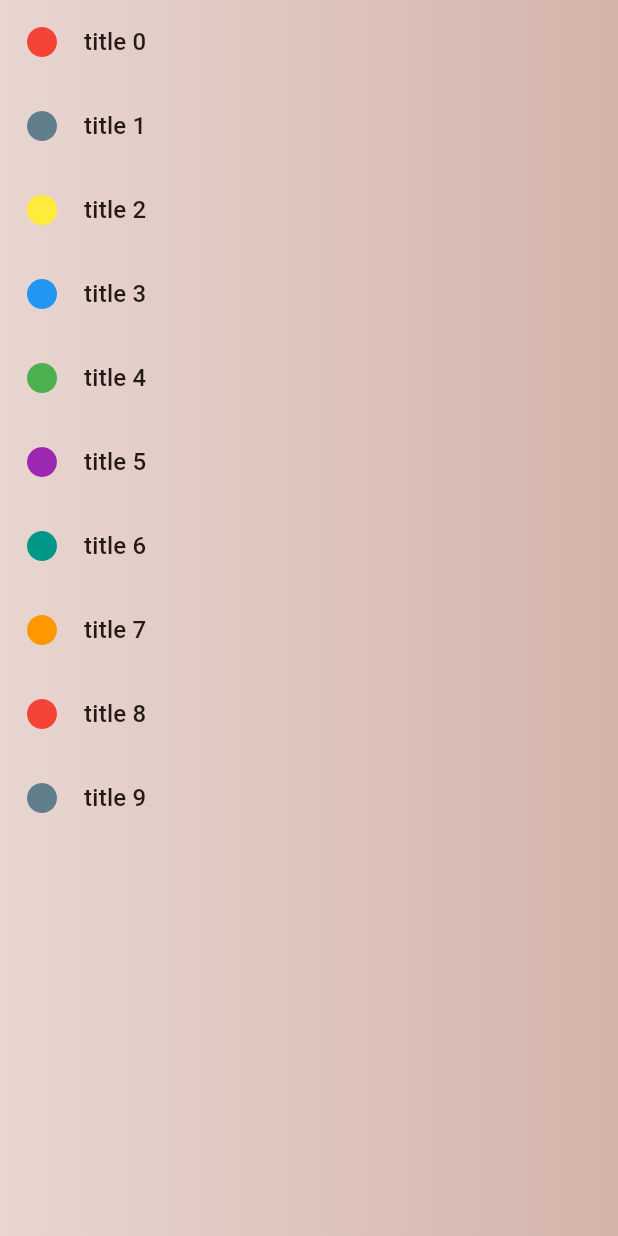
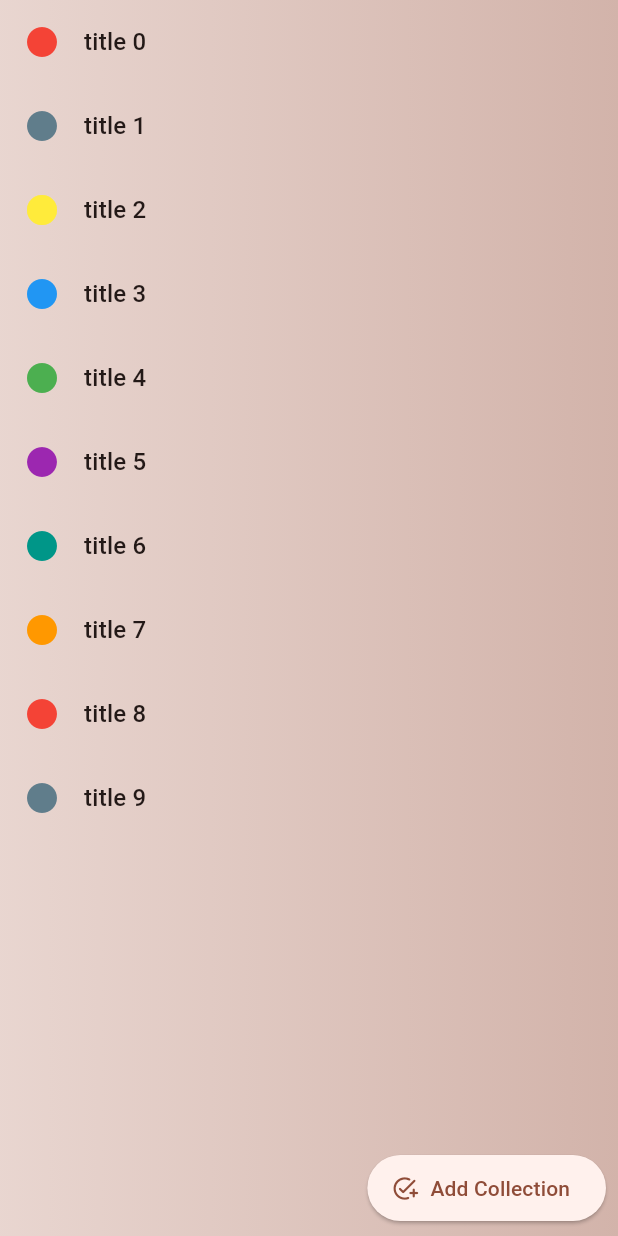
Before and after one commit to we-mohd-i001/todo_app, a Flutter app: the OverviewPage widget shown alone on an empty page, opened directly, on a phone screen of 412 x 824 dp. Run offline on Flutter 3.47's test engine with Material 2 defaults, Android fonts, the phone set to English and light mode, and no system bars; our stand-ins replace either_dart, equatable, flutter_bloc, go_router, shimmer_animation; missing offline and left inert: flutter_adaptive_scaffold.

Commit message:
initialized create todo entry

```diff
--- a/lib/application/pages/create_todo_collection/bloc/create_todo_collection_page_cubit.dart
+++ b/lib/application/pages/create_todo_collection/bloc/create_todo_collection_page_cubit.dart
@@ -23,9 +23,10 @@ class CreateTodoCollectionPageCubit
 
   Future<void> submit() async {
     final parsedColorIndex = int.tryParse(state.color ?? '') ?? 0;
-    createTodoCollection.call(TodoCollectionParams(
+    await createTodoCollection.call(TodoCollectionParams(
       collection: TodoCollection.empty().copyWith(
           title: state.title, color: TodoColor(colorIndex: parsedColorIndex)),
     ));
+    emit();
   }
 }
--- a/lib/application/pages/create_todo_collection/create_todo_collection_page.dart
+++ b/lib/application/pages/create_todo_collection/create_todo_collection_page.dart
@@ -84,6 +84,7 @@ class _CreateTodoCollectionPageState extends State<CreateTodoCollectionPage> {
                 final isValid = _formKey.currentState?.validate();
                 if (isValid == true) {
                   context.read<CreateTodoCollectionPageCubit>().submit();
+
                   context.pop();
                 }
               },
--- a/lib/application/pages/overview/overview_page.dart
+++ b/lib/application/pages/overview/overview_page.dart
@@ -41,6 +41,11 @@ class OverviewPage extends StatelessWidget {
             Theme.of(context).primaryColor.withOpacity(0.4),
             Theme.of(context).primaryColor.withOpacity(0.2)
           ])),
+      child: BlocListener<TodoOverviewCubit, TodoOverviewState>(
+        listenWhen: (previous, current) => previous != current,
+        listener: (context, state) {
+          // TODO: implement listener
+        },
         child: BlocBuilder<TodoOverviewCubit, TodoOverviewState>(
             builder: (context, state) {
           if (state is TodoOverviewStateLoading) {
@@ -51,6 +56,7 @@ class OverviewPage extends StatelessWidget {
             return const TodoOverviewError();
           }
         }),
+      ),
     );
   }
 }
--- a/lib/application/pages/overview/view_states/todo_overview_loaded.dart
+++ b/lib/application/pages/overview/view_states/todo_overview_loaded.dart
@@ -2,6 +2,7 @@ import 'package:flutter/material.dart';
 import 'package:flutter_adaptive_scaffold/flutter_adaptive_scaffold.dart';
 import 'package:flutter_bloc/flutter_bloc.dart';
 import 'package:go_router/go_router.dart';
+import 'package:todo_app/application/pages/create_todo_collection/create_todo_collection_page.dart';
 import 'package:todo_app/application/pages/detail/todo_detail_page.dart';
 import 'package:todo_app/application/pages/home/bloc/navigation_todo_cubit.dart';
 import 'package:todo_app/domain/entities/todo_collection.dart';
@@ -13,15 +14,17 @@ class TodoOverviewLoaded extends StatelessWidget {
 
   @override
   Widget build(BuildContext context) {
+    return Stack(
+      children: [
+        BlocBuilder<NavigationTodoCubit, NavigationTodoState>(
+            buildWhen: (previous, current) =>
+                previous.selectedCollectionId != current.selectedCollectionId,
+            builder: (context, state) {
               return ListView.builder(
                 itemCount: collections.length,
                 itemBuilder: (context, index) {
                   final item = collections[index];
                   final colorScheme = Theme.of(context);
-          return BlocBuilder<NavigationTodoCubit, NavigationTodoState>(
-            buildWhen: (previous, current) =>
-                previous.selectedCollectionId != current.selectedCollectionId,
-            builder: (context, state) {
                   return ListTile(
                     selectedTileColor: colorScheme.secondaryHeaderColor,
                     iconColor: item.color.color,
@@ -39,10 +42,35 @@ class TodoOverviewLoaded extends StatelessWidget {
                       }
                     },
                     leading: const Icon(Icons.circle),
-                title: Text(item.title, style: colorScheme.textTheme.titleMedium,),
+                    title: Text(
+                      item.title,
+                      style: colorScheme.textTheme.titleMedium,
+                    ),
                   );
                 },
               );
-        });
+            }),
+        Padding(
+          padding: const EdgeInsets.all(8.0),
+          child: Align(
+            alignment: Alignment.bottomRight,
+            child: ElevatedButton.icon(
+              onPressed: () {
+                context.pushNamed(
+                    CreateTodoCollectionPage.pageConfig.name.toString());
+              },
+              icon: Icon(
+                CreateTodoCollectionPage.pageConfig.icon,
+              ),
+              label: const Padding(
+                padding: EdgeInsets.symmetric(vertical: 12),
+                child: Text('Add Collection'),
+              ),
+              //child: Icon(CreateTodoCollectionPage.pageConfig.icon),
+            ),
+          ),
+        ),
+      ],
+    );
   }
 }
```
Also changed, not shown: lib/application/pages/dashboard/dashboard_page.dart (+10 -1 lines), lib/application/pages/settings/settings_page.dart (+5 -3 lines), lib/application/pages/create_todo_entry/create_todo_entry_page.dart (added). Lines whose indentation alone changed are shown as unchanged.
